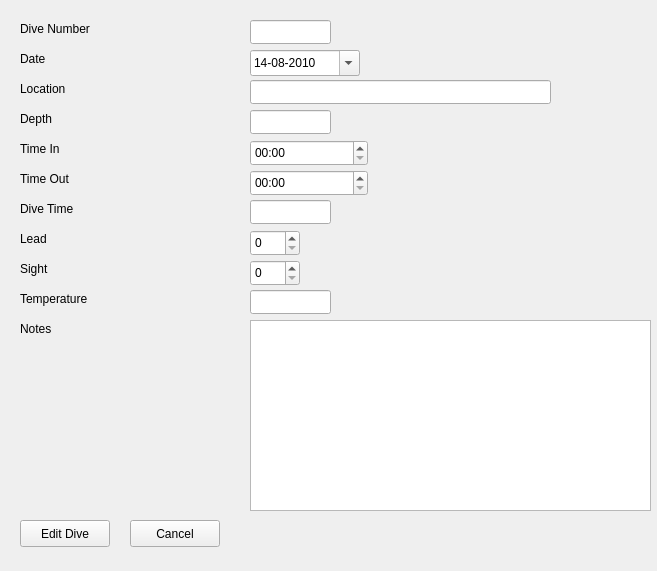
Qt form qt/edit.ui (bloeper/dive) before a commit.
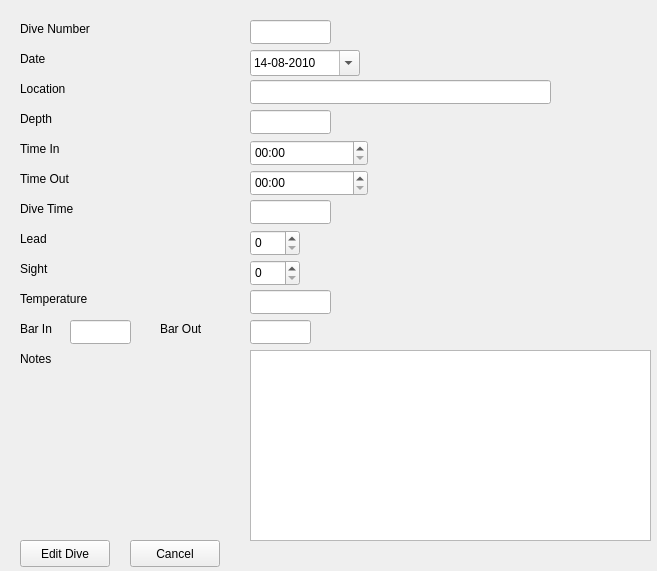
The same form after that commit.

What changed in the file:
```diff
--- a/qt/edit.ui
+++ b/qt/edit.ui
@@ -87,7 +87,7 @@
    <property name="geometry">
     <rect>
      <x>250</x>
-     <y>320</y>
+     <y>350</y>
      <width>401</width>
      <height>191</height>
     </rect>
@@ -162,7 +162,7 @@
    <property name="geometry">
     <rect>
      <x>20</x>
-     <y>520</y>
+     <y>540</y>
      <width>90</width>
      <height>27</height>
     </rect>
@@ -240,7 +240,7 @@
    <property name="geometry">
     <rect>
      <x>130</x>
-     <y>520</y>
+     <y>540</y>
      <width>90</width>
      <height>27</height>
     </rect>
@@ -253,7 +253,7 @@
    <property name="geometry">
     <rect>
      <x>20</x>
-     <y>320</y>
+     <y>350</y>
      <width>171</width>
      <height>18</height>
     </rect>
@@ -360,6 +360,52 @@
     <string>Sight</string>
    </property>
   </widget>
+  <widget class="QLabel" name="LBarIn">
+   <property name="geometry">
+    <rect>
+     <x>20</x>
+     <y>320</y>
+     <width>62</width>
+     <height>18</height>
+    </rect>
+   </property>
+   <property name="text">
+    <string>Bar In</string>
+   </property>
+  </widget>
+  <widget class="QLineEdit" name="IBarIn">
+   <property name="geometry">
+    <rect>
+     <x>70</x>
+     <y>320</y>
+     <width>61</width>
+     <height>24</height>
+    </rect>
+   </property>
+  </widget>
+  <widget class="QLabel" name="label">
+   <property name="geometry">
+    <rect>
+     <x>160</x>
+     <y>320</y>
+     <width>62</width>
+     <height>18</height>
+    </rect>
+   </property>
+   <property name="text">
+    <string>Bar Out</string>
+   </property>
+  </widget>
+  <widget class="QLineEdit" name="IBarOut">
+   <property name="geometry">
+    <rect>
+     <x>250</x>
+     <y>320</y>
+     <width>61</width>
+     <height>24</height>
+    </rect>
+   </property>
+  </widget>
  </widget>
  <tabstops>
   <tabstop>INumber</tabstop>
```
Left out of the diff: 2 changed lines with no effect on the pictures.
